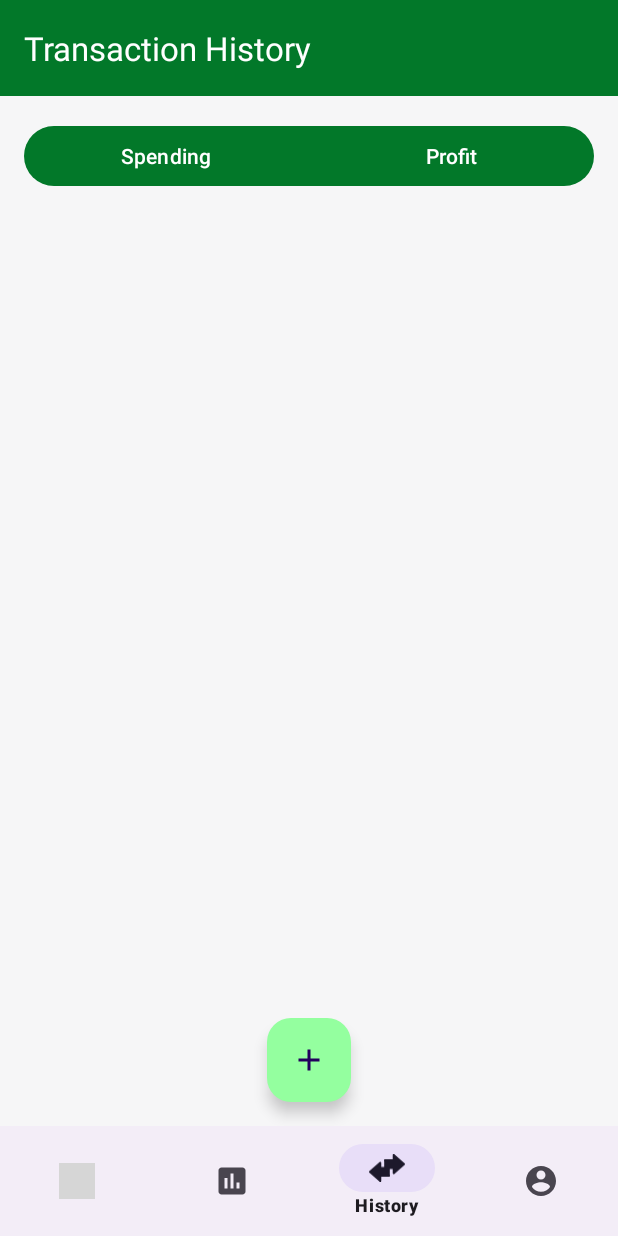
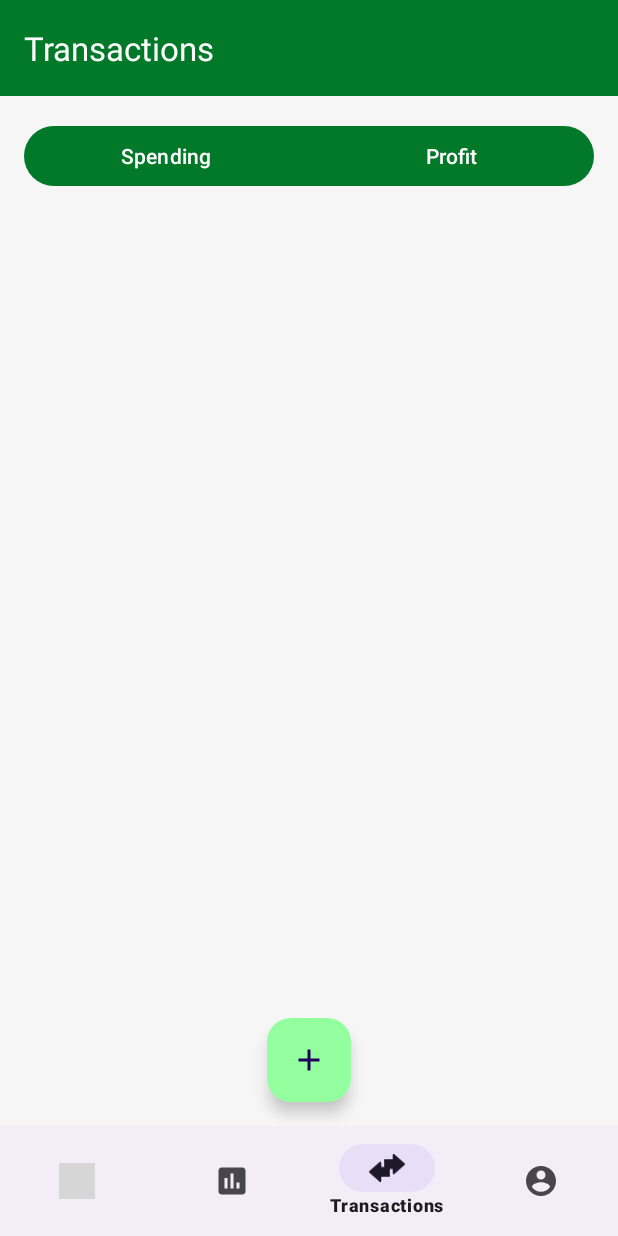
Before and after one commit to christmaaas/family-budget-manager, an Android app: the MainActivity screen opened directly, with no data from a screen before it, item 3 of the bottom bar chosen, on a phone screen of 412 x 824 dp. Run offline under Robolectric (Android 15) with nearby library versions, the phone set to English and light mode, and no system bars; our stand-ins replace data binding; 1 statement that could not run was skipped; grey boxes are pictures that could not be loaded.

Commit message:
transactions history label changed to transactions label

```diff
--- a/app/src/main/res/layout/fragment_history.xml
+++ b/app/src/main/res/layout/fragment_history.xml
@@ -17,7 +17,7 @@
         app:popupTheme="@style/ThemeOverlay.AppCompat.Light"
         app:layout_constraintTop_toTopOf="parent"
         android:titleTextColor="@android:color/white"
-        app:title="Transaction History" />
+        app:title="Transactions" />
 
     <com.google.android.material.button.MaterialButtonToggleGroup
         android:id="@+id/transactionTypeToggleGroup"
--- a/app/src/main/res/menu/bottom_nav_bar.xml
+++ b/app/src/main/res/menu/bottom_nav_bar.xml
@@ -6,7 +6,7 @@
     <item android:title="@string/statistic"
         android:id="@+id/statistic"
         android:icon="@drawable/ic_bottom_statistic" />
-    <item android:title="@string/history"
+    <item android:title="@string/transactions"
         android:id="@+id/history"
         android:icon="@drawable/ic_bottom_history" />
     <item android:title="@string/profile"
```
